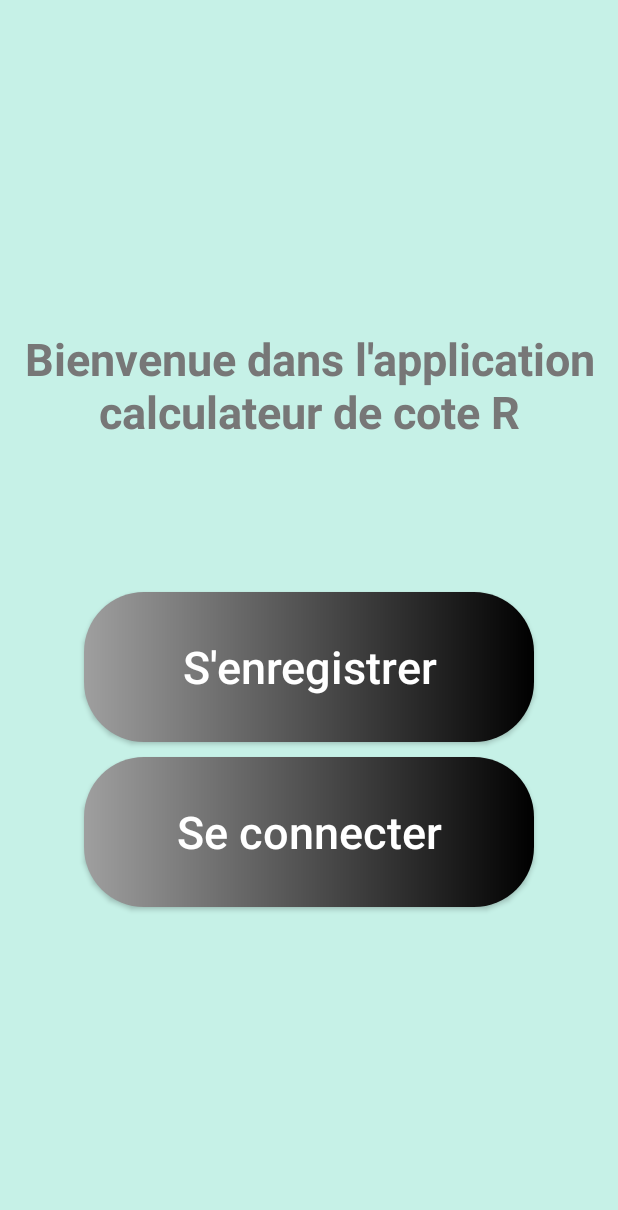
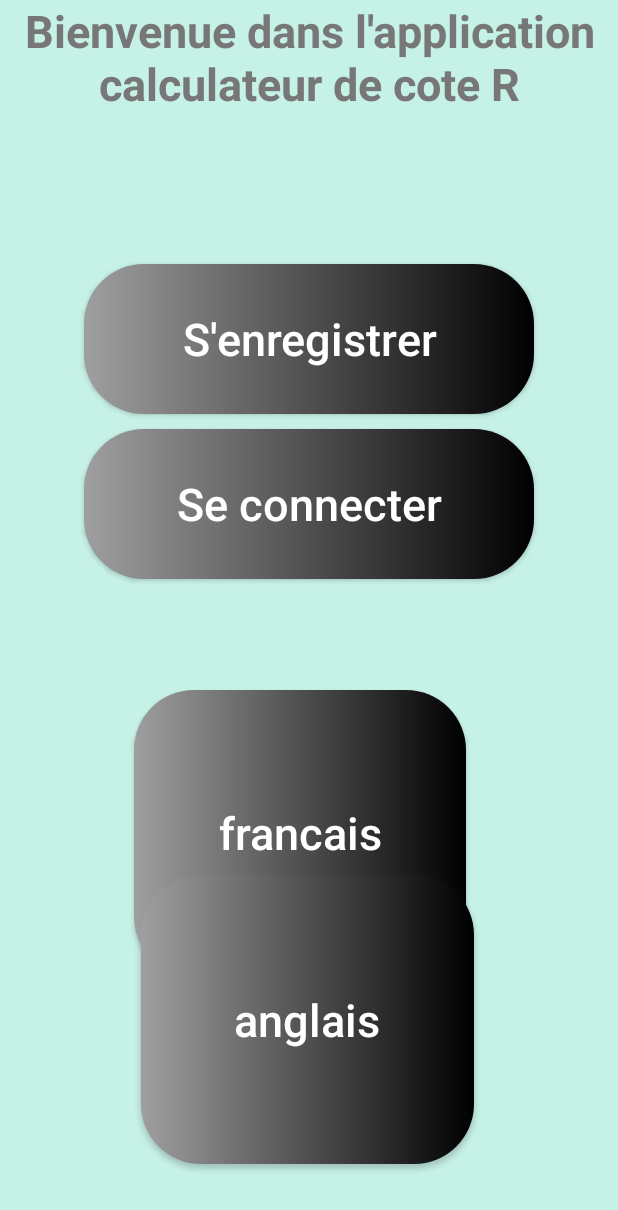
Before and after one commit to miska1234/H22-GRP01-EQUIPE07-COTE_R, an Android app: the AcceuilleActivity screen opened directly, with no data from a screen before it, on a phone screen of 412 x 824 dp. Shown: the top 1210 px of the screen. Run offline under Robolectric (Android 15) with nearby library versions, the phone set to English and light mode, and no system bars.

Commit message:
traduction anglais francais début

```diff
--- a/app/src/main/AndroidManifest.xml
+++ b/app/src/main/AndroidManifest.xml
@@ -1,6 +1,6 @@
 <?xml version="1.0" encoding="utf-8"?>
 <manifest xmlns:android="http://schemas.android.com/apk/res/android"
-    package="com.example.projetappliactioncoter" >
+    package="com.example.projetappliactioncoter">
 
     <application
         android:allowBackup="true"
@@ -8,7 +8,7 @@
         android:label="Cacul R"
         android:roundIcon="@mipmap/ic_launcher_round"
         android:supportsRtl="true"
-        android:theme="@style/Theme.ProjetAppliactionCoteR" >
+        android:theme="@style/Theme.ProjetAppliactionCoteR">
         <activity
             android:name=".MenuV2Activity"
             android:exported="false"
@@ -24,7 +24,7 @@
             android:exported="false" />
         <activity
             android:name=".LogoActivity"
-            android:exported="true" >
+            android:exported="true">
             <intent-filter>
                 <action android:name="android.intent.action.MAIN" />
 
--- a/app/src/main/java/com/example/projetappliactioncoter/AcceuilleActivity.java
+++ b/app/src/main/java/com/example/projetappliactioncoter/AcceuilleActivity.java
@@ -9,18 +9,37 @@
 
 public class AcceuilleActivity extends AppCompatActivity implements View.OnClickListener {
 
-    private Button bouttonEnregistrer, boutonConnecter;
+    private Button bouttonEnregistrer, boutonConnecter, boutonLangueFrancais, boutonLangueAnglais;
 
     @Override
     protected void onCreate(Bundle savedInstanceState) {
         super.onCreate(savedInstanceState);
         setContentView(R.layout.activity_acceuille);
 
+        LanguageManager lang = new LanguageManager(this);
+        boutonLangueFrancais = findViewById(R.id.buttonLangueFrancais);
+        boutonLangueAnglais = findViewById(R.id.buttonLangueAnglais);
+        boutonLangueAnglais.setOnClickListener(this);
+        boutonLangueFrancais.setOnClickListener(this);
+        boutonLangueAnglais.setOnClickListener(view -> {
+            lang.updateResource("en");
+            recreate();
+        });
+
+        boutonLangueFrancais.setOnClickListener(view -> {
+            lang.updateResource("fr");
+           recreate();
+        });
+
+
         boutonConnecter = findViewById(R.id.buttonAllerSeConnecter);
         bouttonEnregistrer = findViewById(R.id.buttonAllerSenregistrer);
 
+
         boutonConnecter.setOnClickListener(this);
         bouttonEnregistrer.setOnClickListener(this);
+
+
     }
 
     @Override
@@ -34,7 +53,6 @@
                 Intent intentEnregistrer = new Intent(AcceuilleActivity.this, EnregistrementV2Activity.class);
                 startActivity(intentEnregistrer);
                 break;
-
         }
     }
 }
--- /dev/null
+++ b/app/src/main/java/com/example/projetappliactioncoter/LanguageManager.java
@@ -0,0 +1,28 @@
+package com.example.projetappliactioncoter;
+
+import android.content.Context;
+import android.content.res.Configuration;
+import android.content.res.Resources;
+import android.widget.Button;
+
+import java.util.Locale;
+
+public class LanguageManager {
+    private Context ct;
+
+    public LanguageManager(Context ctx)
+    {
+        ct = ctx;
+    }
+
+    public void updateResource(String code)
+    {
+        Locale locale = new Locale(code);
+        Locale.setDefault(locale);
+        Resources resource = ct.getResources();
+        Configuration configuration = resource.getConfiguration();
+        configuration.locale = locale;
+        resource.updateConfiguration(configuration, resource.getDisplayMetrics());
+    }
+
+}
--- a/app/src/main/res/layout/activity_acceuille.xml
+++ b/app/src/main/res/layout/activity_acceuille.xml
@@ -47,4 +47,42 @@
         android:textAllCaps="false"
         android:textColor="#FFFFFF"
         android:textSize="30sp" />
+
+    <Button
+        android:id="@+id/buttonLangueFrancais"
+        android:layout_width="221dp"
+        android:layout_height="97dp"
+        android:layout_below="@+id/buttonAllerSenregistrer"
+        android:layout_alignParentStart="true"
+        android:layout_alignParentEnd="true"
+        android:layout_alignParentBottom="true"
+
+        android:layout_marginStart="89dp"
+        android:layout_marginTop="184dp"
+        android:layout_marginEnd="101dp"
+        android:layout_marginBottom="173dp"
+        android:background="@drawable/button"
+        android:text="francais"
+        android:textAllCaps="false"
+        android:textColor="#FFFFFF"
+        android:textSize="30sp" />
+
+    <Button
+        android:id="@+id/buttonLangueAnglais"
+        android:layout_width="221dp"
+        android:layout_height="97dp"
+        android:layout_below="@+id/buttonAllerSenregistrer"
+        android:layout_alignParentStart="true"
+        android:layout_alignParentEnd="true"
+        android:layout_alignParentBottom="true"
+
+        android:layout_marginStart="94dp"
+        android:layout_marginTop="307dp"
+        android:layout_marginEnd="96dp"
+        android:layout_marginBottom="48dp"
+        android:background="@drawable/button"
+        android:text="anglais"
+        android:textAllCaps="false"
+        android:textColor="#FFFFFF"
+        android:textSize="30sp" />
 </RelativeLayout>
```
Also changed, not shown: 2 other files. Lines whose indentation alone changed are shown as unchanged.
